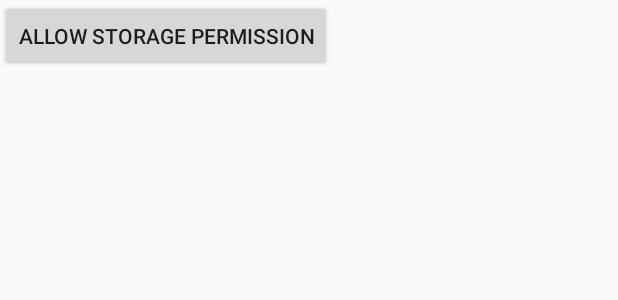
After one commit to dhanasureshr/MusicPlayer, an Android app: the layout storagage_permission_popup.xml on its own in the app's theme, with its tools: preview values and no code run, on a phone screen of 412 x 824 dp. The commit adds this screen. Shown: the top 300 px of the screen. Run offline under Robolectric (Android 15) with nearby library versions, the phone set to English and light mode, and no system bars.

Commit message:
upated permission flow code and  every thing working fine

```diff
--- a/app/src/main/java/com/superpowered/playerexample/Recycler_fragment.java
+++ b/app/src/main/java/com/superpowered/playerexample/Recycler_fragment.java
@@ -176,7 +176,7 @@ public class Recycler_fragment extends Fragment {
 
         Uri uri = MediaStore.Audio.Media.EXTERNAL_CONTENT_URI;
         String selection = MediaStore.Audio.Media.IS_MUSIC + "!= 0";
-      //  String sortOrder = MediaStore.Audio.Media.TITLE + "ASC";
+
 
        try(Cursor cursor = contentResolver.query(uri, projection, selection, null,null)) {
 
--- /dev/null
+++ b/app/src/main/res/layout/storagage_permission_popup.xml
@@ -0,0 +1,16 @@
+<?xml version="1.0" encoding="utf-8"?>
+<RelativeLayout xmlns:android="http://schemas.android.com/apk/res/android"
+    android:layout_width="match_parent"
+    android:layout_height="match_parent"
+    xmlns:tools="http://schemas.android.com/tools"
+    tools:context="popup_layout">
+
+    <Button
+        android:layout_width="wrap_content"
+        android:layout_height="wrap_content"
+        android:id="@+id/accept_button"
+        android:text="allow storage permission"
+        />
+
+
+</RelativeLayout>
```
Also changed, not shown: app/src/main/java/com/superpowered/playerexample/MainActivity.java (+119 -6 lines), 36 other files.
